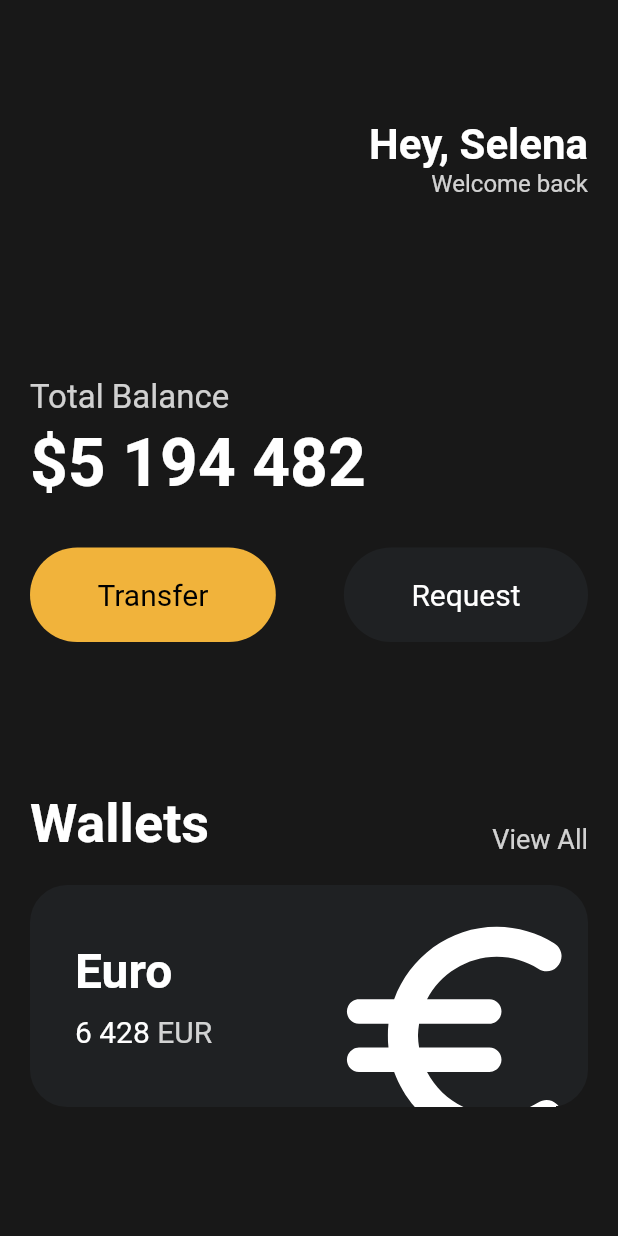
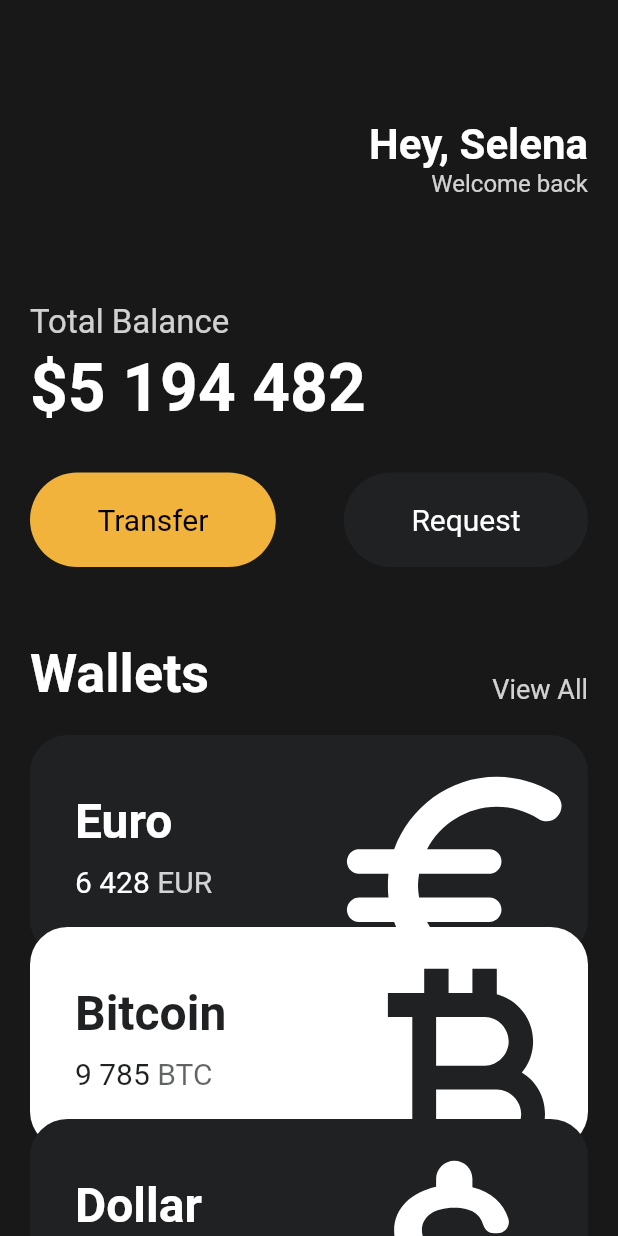
Before and after one commit to tiatiahwang/toonflix, a Flutter app: the screen it shows after launch, on a phone screen of 412 x 824 dp. Run offline on Flutter 3.47's test engine with Material 2 defaults, Android fonts, the phone set to English and light mode, and no system bars.

Commit message:
UI - reusable cards

```diff
--- a/lib/main.dart
+++ b/lib/main.dart
@@ -1,5 +1,6 @@
 import 'package:flutter/material.dart';
 import 'package:toonflix/widgets/button.dart';
+import 'package:toonflix/widgets/currency_card.dart';
 
 void main() {
   runApp(const App());
@@ -13,12 +14,14 @@ class App extends StatelessWidget {
     return MaterialApp(
       home: Scaffold(
         backgroundColor: const Color(0xFF181818),
-        body: Padding(
+        body: SingleChildScrollView(
+          child: Padding(
               padding: const EdgeInsets.symmetric(
                 horizontal: 20,
               ),
-            child:
-                Column(crossAxisAlignment: CrossAxisAlignment.start, children: [
+              child: Column(
+                  crossAxisAlignment: CrossAxisAlignment.start,
+                  children: [
                     const SizedBox(
                       height: 80,
                     ),
@@ -44,7 +47,7 @@ class App extends StatelessWidget {
                       ],
                     ),
                     const SizedBox(
-                height: 120,
+                      height: 70,
                     ),
                     Text('Total Balance',
                         style: TextStyle(
@@ -78,7 +81,7 @@ class App extends StatelessWidget {
                           )
                         ]),
                     const SizedBox(
-                height: 100,
+                      height: 50,
                     ),
                     Row(
                       crossAxisAlignment: CrossAxisAlignment.end,
@@ -100,63 +103,35 @@ class App extends StatelessWidget {
                     const SizedBox(
                       height: 20,
                     ),
-              Container(
-                  clipBehavior: Clip.hardEdge,
-                  decoration: BoxDecoration(
-                    color: const Color(0xFF1F2123),
-                    borderRadius: BorderRadius.circular(25),
+                    const CurrencyCard(
+                      name: 'Euro',
+                      code: 'EUR',
+                      amount: '6 428',
+                      icon: Icons.euro_rounded,
+                      isInverted: false,
                     ),
-                  child: Padding(
-                      padding: const EdgeInsets.all(30),
-                      child: Row(
-                        mainAxisAlignment: MainAxisAlignment.spaceBetween,
-                        children: [
-                          Column(
-                            crossAxisAlignment: CrossAxisAlignment.start,
-                            children: [
-                              const Text('Euro',
-                                  style: TextStyle(
-                                    color: Colors.white,
-                                    fontSize: 32,
-                                    fontWeight: FontWeight.w600,
-                                  )),
-                              const SizedBox(
-                                height: 10,
-                              ),
-                              Row(
-                                children: [
-                                  const Text('6 428',
-                                      style: TextStyle(
-                                        color: Colors.white,
-                                        fontSize: 20,
-                                      )),
-                                  const SizedBox(
-                                    width: 5,
-                                  ),
-                                  Text(
-                                    'EUR',
-                                    style: TextStyle(
-                                      color: Colors.white.withOpacity(0.8),
-                                      fontSize: 20,
+                    Transform.translate(
+                      offset: const Offset(0, -20),
+                      child: const CurrencyCard(
+                        name: 'Bitcoin',
+                        code: 'BTC',
+                        amount: '9 785',
+                        icon: Icons.currency_bitcoin,
+                        isInverted: true,
                       ),
                     ),
-                                ],
-                              )
-                            ],
+                    Transform.translate(
+                      offset: const Offset(0, -40),
+                      child: const CurrencyCard(
+                        name: 'Dollar',
+                        code: 'USD',
+                        amount: '428',
+                        icon: Icons.attach_money_rounded,
+                        isInverted: false,
                       ),
-                          Transform.scale(
-                              scale: 2.2,
-                              child: Transform.translate(
-                                offset: const Offset(-5, 12),
-                                child: const Icon(
-                                  Icons.euro_rounded,
-                                  color: Colors.white,
-                                  size: 88,
                     ),
-                              ))
-                        ],
-                      )))
                   ])),
+        ),
       ),
     );
   }
--- /dev/null
+++ b/lib/widgets/currency_card.dart
@@ -0,0 +1,80 @@
+import 'package:flutter/material.dart';
+
+class CurrencyCard extends StatelessWidget {
+  final String name, code, amount;
+  final IconData icon;
+  final bool isInverted;
+
+  final _blackColor = const Color(0xFF1F2123);
+
+  const CurrencyCard({
+    super.key,
+    required this.name,
+    required this.code,
+    required this.amount,
+    required this.icon,
+    required this.isInverted,
+  });
+
+  @override
+  Widget build(BuildContext context) {
+    return Container(
+        clipBehavior: Clip.hardEdge,
+        decoration: BoxDecoration(
+          color: isInverted ? Colors.white : _blackColor,
+          borderRadius: BorderRadius.circular(25),
+        ),
+        child: Padding(
+            padding: const EdgeInsets.all(30),
+            child: Row(
+              mainAxisAlignment: MainAxisAlignment.spaceBetween,
+              children: [
+                Column(
+                  crossAxisAlignment: CrossAxisAlignment.start,
+                  children: [
+                    Text(name,
+                        style: TextStyle(
+                          color: isInverted ? _blackColor : Colors.white,
+                          fontSize: 32,
+                          fontWeight: FontWeight.w600,
+                        )),
+                    const SizedBox(
+                      height: 10,
+                    ),
+                    Row(
+                      children: [
+                        Text(amount,
+                            style: TextStyle(
+                              color: isInverted ? _blackColor : Colors.white,
+                              fontSize: 20,
+                            )),
+                        const SizedBox(
+                          width: 5,
+                        ),
+                        Text(
+                          code,
+                          style: TextStyle(
+                            color: isInverted
+                                ? _blackColor.withOpacity(0.7)
+                                : Colors.white.withOpacity(0.8),
+                            fontSize: 20,
+                          ),
+                        ),
+                      ],
+                    )
+                  ],
+                ),
+                Transform.scale(
+                    scale: 2.2,
+                    child: Transform.translate(
+                      offset: const Offset(-5, 12),
+                      child: Icon(
+                        icon,
+                        color: isInverted ? _blackColor : Colors.white,
+                        size: 88,
+                      ),
+                    ))
+              ],
+            )));
+  }
+}
```
Lines whose indentation alone changed are shown as unchanged.
